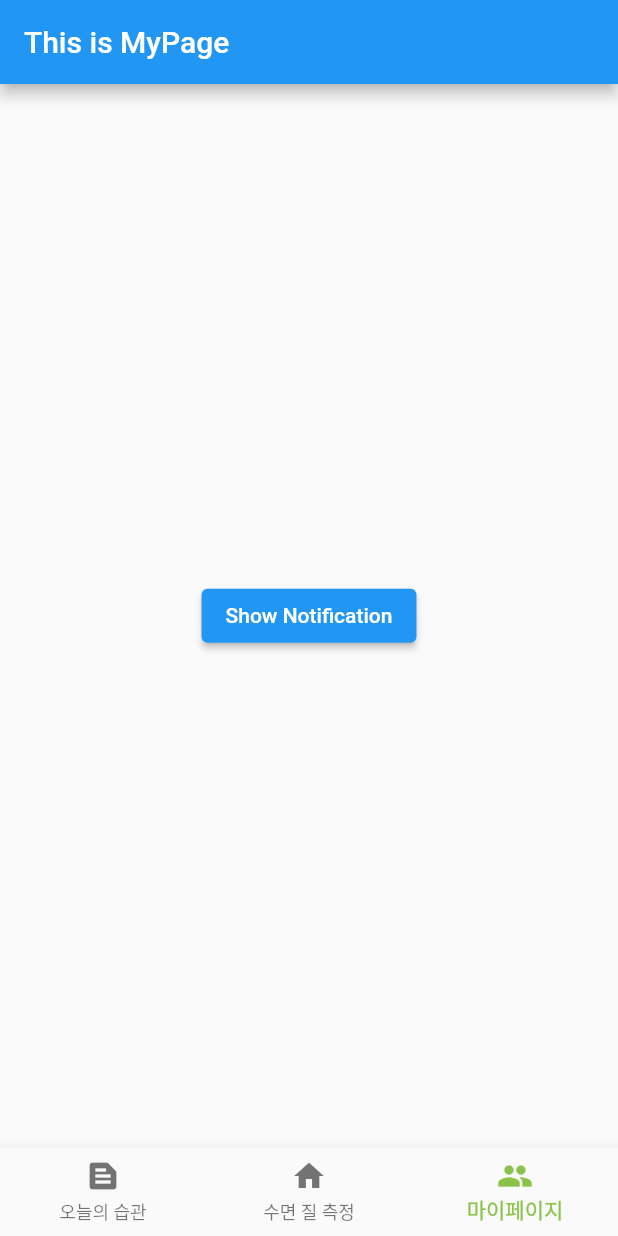
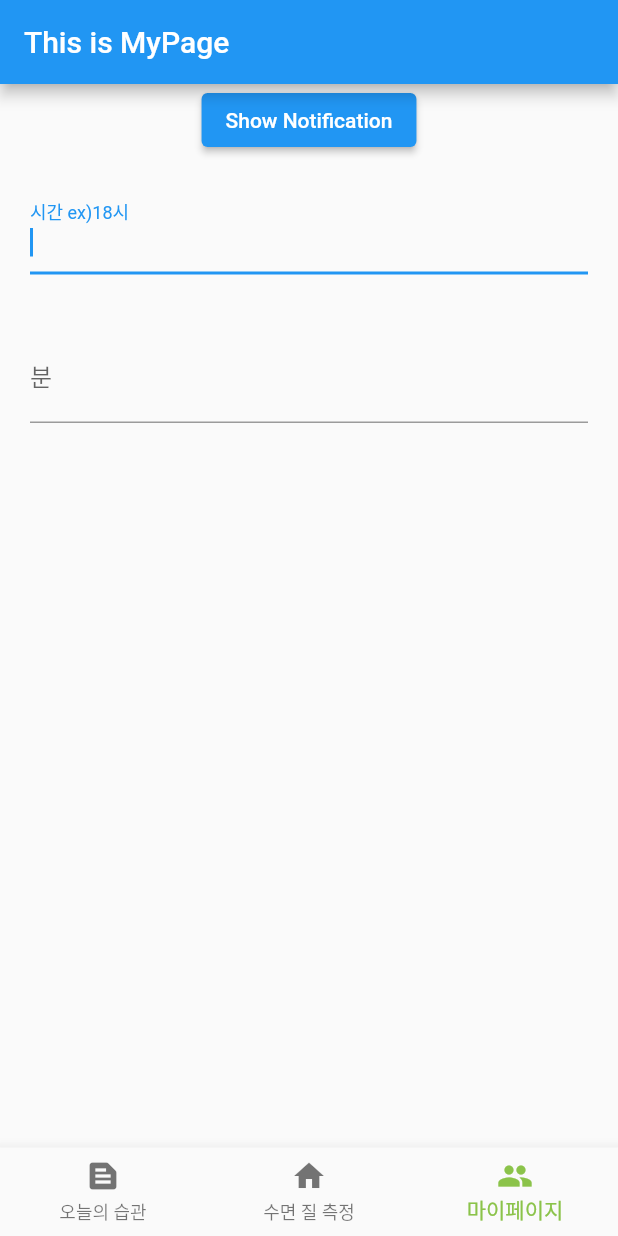
Before and after one commit to woood0207/Sleep_UGRP, a Flutter app: the screen it shows after launch, item 3 of the bottom bar chosen, after a tap on "Show Notification", on a phone screen of 412 x 824 dp. Run offline on Flutter 3.47's test engine with Material 2 defaults, Android fonts, the phone set to English and light mode, and no system bars; our stand-ins replace firebase_core, flutter_local_notifications, google_sign_in, timezone; missing offline and left inert: flutter_inappwebview; accounts and stored records are empty.

Commit message:
push message time setting success

```diff
--- a/lib/main.dart
+++ b/lib/main.dart
@@ -6,8 +6,10 @@ import 'package:firebase_core/firebase_core.dart';
 void main() async {
   WidgetsFlutterBinding.ensureInitialized();
   await Firebase.initializeApp();
+
   runApp(MyApp());
 }
+
 /// This is the main application widget.
 class MyApp extends StatelessWidget {
   const MyApp({Key? key}) : super(key: key);
--- a/lib/widgets/Login.dart
+++ b/lib/widgets/Login.dart
@@ -4,26 +4,73 @@ import 'package:flutter/material.dart';
 import 'package:flutter_local_notifications/flutter_local_notifications.dart';
 import 'package:timezone/data/latest.dart' as tz;
 import 'package:timezone/timezone.dart' as tz;
-
-class Login extends StatelessWidget {
+class Login extends StatefulWidget{
+  _Login createState()=>_Login();
+}
+int hours=0;
+int minutes=0;
+class _Login extends State<Login> {
   @override
   Widget build(BuildContext context) {
     return MaterialApp(
       home: Scaffold(
-        body: Center(
-          child: ElevatedButton(
-            onPressed: ClockTimeNotification,
-            child:Text('Show Notification'),
+        resizeToAvoidBottomInset : false,
+        body:GestureDetector(
+          onTap: () => FocusScope.of(context).unfocus(),
+          child: SingleChildScrollView(
+            child: Column(
+              children: [
+                ElevatedButton(
+                  onPressed: ()=>ClockTimeNotification(hours,minutes),
+                  child:Text('Show Notification'),
+                ),
+                Padding(
+                  child: TextField(
+                    keyboardType: TextInputType.number,
+                    onChanged:(text){
+                      setState((){
+                        hours=int.parse(text);;
+                        print(hours+minutes);
+                        ClockTimeNotification(hours,minutes);
+                      });
+                    },
+                    decoration: InputDecoration(
+                      labelText: '시간 ex)18시',
+                    ),
+                  ),
+                  padding: EdgeInsets.all(20.0),
+                ),
+                Padding(
+                  child: TextField(
+                    keyboardType: TextInputType.number,
+                    onChanged:(text){
+                      setState((){
+                        minutes=int.parse(text);;
+                        print(hours);
+                        print(minutes);
+                        ClockTimeNotification(hours,minutes);
+                      });
+                    },
+                    decoration: InputDecoration(
+                      labelText: '분',
+                    ),
+                  ),
+                  padding: EdgeInsets.all(20.0),
+                ),
+              ]
           ),
         ),
+      ),
       ),
     );
   }
 }
-Future ClockTimeNotification() async {
-  final notiTitle = 'title'; //알람 제목
-  final notiDesc = 'description'; //알람 내용
+
+Future ClockTimeNotification(int hours,int minutes) async {
+  final notiTitle = 'PSQI/데일리'; //알람 제목
+  final notiDesc = '설문을 할 시간입니다'; //알람 내용
   final result;//권한 확인을 위한 변수
+
   //----------------------------------------------------------------------------------
   //local notification 플러그인 객체 생성
   const AndroidInitializationSettings initializationSettingsAndroid =
@@ -59,7 +106,7 @@ Future ClockTimeNotification() async {
       0, // 스케줄 ID(고유)
       notiTitle, //알람 제목
       notiDesc, //알람 내용
-      _setNotiTime(), //알람 시간
+      _setNotiTime(hours,minutes), //알람 시간
       detail,
       androidAllowWhileIdle: true,
       uiLocalNotificationDateInterpretation:
@@ -72,11 +119,12 @@ Future ClockTimeNotification() async {
 }
 
 //알람 시간 세팅
-tz.TZDateTime _setNotiTime() {
+tz.TZDateTime _setNotiTime(int hours,int minutes){
+
   tz.initializeTimeZones();//TimeZone Database 초기화
   tz.setLocalLocation(tz.getLocation('Asia/Seoul'));//TimeZone 설정(외국은 다르게!)
   final now = tz.TZDateTime.now(tz.local);
-  var scheduledDate = tz.TZDateTime(tz.local, now.year, now.month, now.day, 5, 12);//알람 시간
+  var scheduledDate = tz.TZDateTime(tz.local, now.year, now.month, now.day, hours, minutes);//알람 시간
   //var test = tz.TZDateTime.now(tz.local).add(const Duration (seconds: 5));
   print('-----------알람 시간 체크----${scheduledDate.toString()}');
   return scheduledDate;
```
